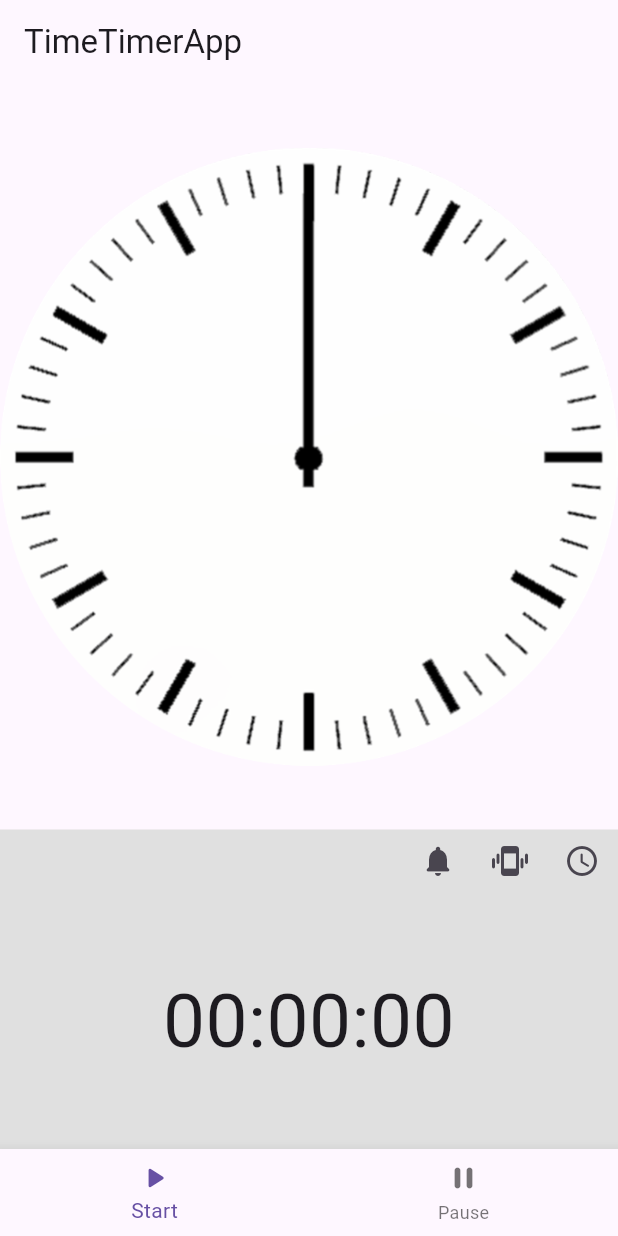
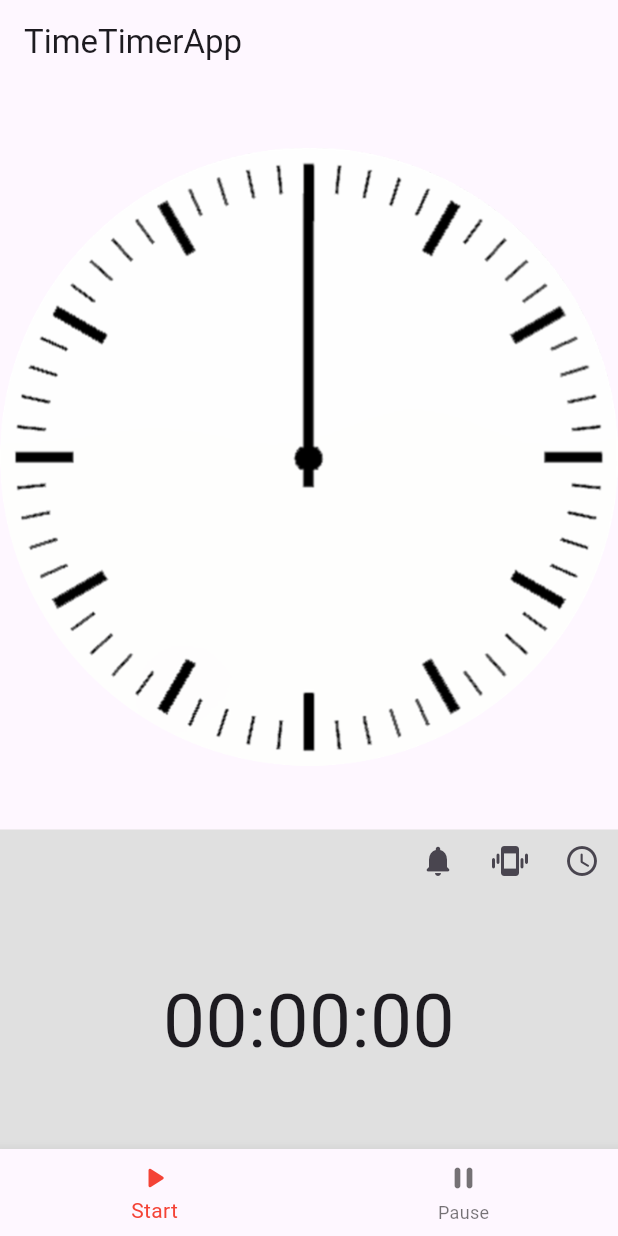
Before and after one commit to sakku-14/time_timer_app, a Flutter app: the screen it shows after launch, on a phone screen of 412 x 824 dp. Run offline on Flutter 3.47's test engine with Material 2 defaults, Android fonts, the light colour scheme and no system bars; our stand-ins replace flutter_local_notifications, flutter_native_timezone, shared_preferences, timezone, vibration.

Commit message:
bottom_navigation_barの選択されたアイテムの色を指定

```diff
--- a/lib/View/time_page_bottom_navigation_bar.dart
+++ b/lib/View/time_page_bottom_navigation_bar.dart
@@ -14,6 +14,7 @@ class TimePageBottomNavigationBar extends StatelessWidget {
   @override
   Widget build(BuildContext context) {
     return BottomNavigationBar(
+      selectedItemColor: Colors.red,
       currentIndex: currentIndex,
       items: const <BottomNavigationBarItem>[
         BottomNavigationBarItem(
```
